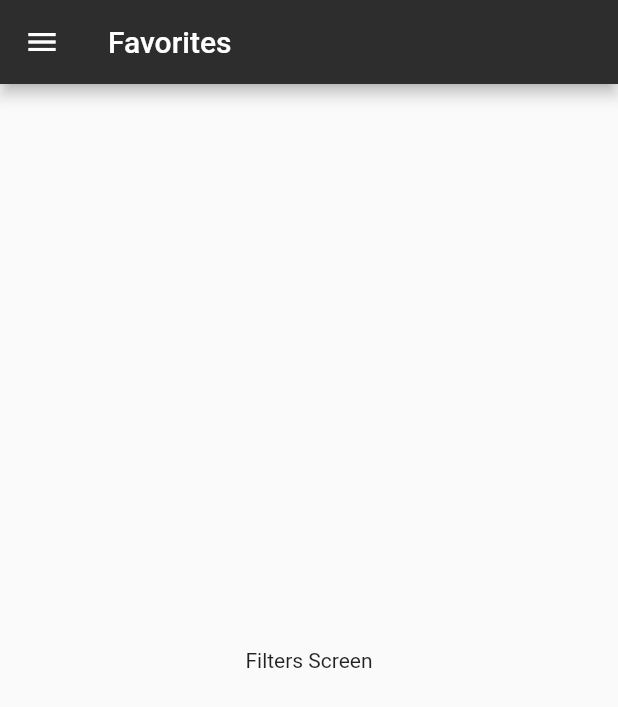
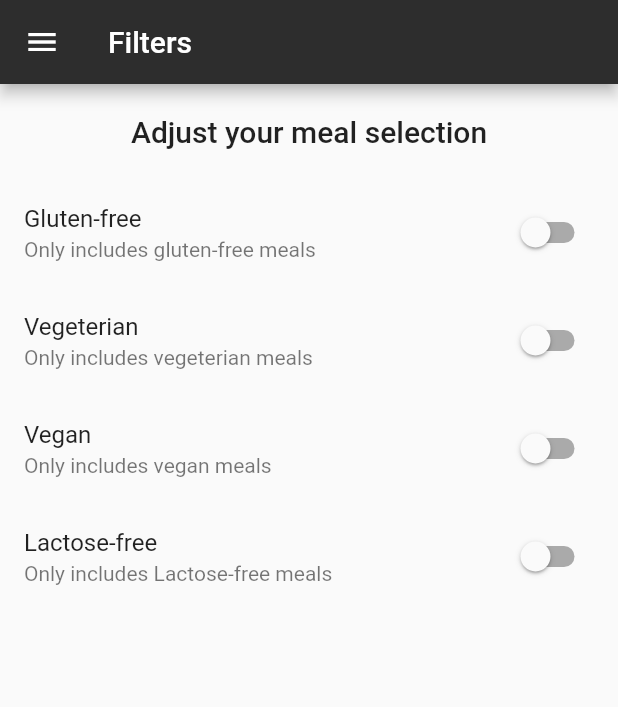
Before and after one commit to Martyniuk/flutter_widgets_lib, a Flutter app: the FiltersScreen screen opened directly, on a phone screen of 412 x 824 dp. Shown: the top 707 px of the screen. Run offline on Flutter 3.47's test engine with Material 2 defaults, Android fonts, the phone set to English and light mode, and no system bars; our stand-ins replace built_collection, built_value, carousel_slider, flutter_screenutil, flutter_slidable, font_awesome_flutter and 1 more; missing offline and left inert: clippy_flutter, gradient_text; generated files the repository leaves out were written again.

Commit message:
feat: tab updated, filters sceen with switchers added

```diff
--- a/lib/cources/maximilian_course/meals_app/screens/filters_screen.dart
+++ b/lib/cources/maximilian_course/meals_app/screens/filters_screen.dart
@@ -3,16 +3,101 @@ import 'package:flutter/material.dart';
 //Widgets
 import '../widgets/main_drawer.dart';
 
-class FiltersScreen extends StatelessWidget {
+class FiltersScreen extends StatefulWidget {
   static const String routeName = '/filters_screen';
+
+  @override
+  _FiltersScreenState createState() => _FiltersScreenState();
+}
+
+class _FiltersScreenState extends State<FiltersScreen> {
+  bool _glutenFree = false;
+  bool _vegetarian = false;
+  bool _vegan = false;
+  bool _lactoseFree = false;
+
+  Widget _buildSwitchTile(String title, String description, bool currentValue,
+      Function onChangedHandler) {
+    return SwitchListTile.adaptive(
+      title: Text(title),
+      subtitle: Text(description),
+      onChanged: (bool value) {
+        onChangedHandler(value);
+      },
+      value: currentValue,
+    );
+  }
+
+  void _updateGlutenValue(bool value) {
+    setState(() {
+      _glutenFree = value;
+    });
+  }
+
+  void _updateVegetarianValue(bool value) {
+    setState(() {
+      _vegetarian = value;
+    });
+  }
+
+  void _updateVeganValue(bool value) {
+    setState(() {
+      _vegan = value;
+    });
+  }
+
+  void _updateLactoseValue(bool value) {
+    setState(() {
+      _lactoseFree = value;
+    });
+  }
 
   @override
   Widget build(BuildContext context) {
     return Scaffold(
-      appBar: AppBar(title: Text('Favorites')),
+      appBar: AppBar(title: Text('Filters')),
       drawer: MainDrawer(),
-      body: Center(
-        child: Text('Filters Screen'),
+      body: Column(
+        children: <Widget>[
+          Container(
+            padding: const EdgeInsets.all(20.0),
+            alignment: Alignment.center,
+            child: Text(
+              'Adjust your meal selection',
+              style: Theme.of(context).textTheme.title,
+            ),
+          ),
+          Expanded(
+            child: ListView(
+              children: <Widget>[
+                _buildSwitchTile(
+                  'Gluten-free',
+                  'Only includes gluten-free meals',
+                  _glutenFree,
+                  _updateGlutenValue,
+                ),
+                _buildSwitchTile(
+                  'Vegeterian',
+                  'Only includes vegeterian meals',
+                  _vegetarian,
+                  _updateVegetarianValue,
+                ),
+                _buildSwitchTile(
+                  'Vegan',
+                  'Only includes vegan meals',
+                  _vegan,
+                  _updateVeganValue,
+                ),
+                _buildSwitchTile(
+                  'Lactose-free',
+                  'Only includes Lactose-free meals',
+                  _lactoseFree,
+                  _updateLactoseValue,
+                ),
+              ],
+            ),
+          ),
+        ],
       ),
     );
   }
--- a/lib/cources/maximilian_course/meals_app/screens/meal_detail_screen.dart
+++ b/lib/cources/maximilian_course/meals_app/screens/meal_detail_screen.dart
@@ -101,6 +101,12 @@ class MealDetailScreen extends StatelessWidget {
           ],
         ),
       ),
+      floatingActionButton: FloatingActionButton(
+        child: Icon(Icons.delete),
+        onPressed: () {
+          Navigator.of(context).pop(mealId);
+        },
+      ),
     );
   }
 }
```
Also changed, not shown: lib/cources/maximilian_course/meals_app/screens/category_meals_screen.dart (+35 -14 lines), lib/cources/maximilian_course/meals_app/screens/favorites_screen.dart (+6 -1 lines), lib/cources/maximilian_course/meals_app/widgets/meal_item.dart (+11 -2 lines), 1 other file.
